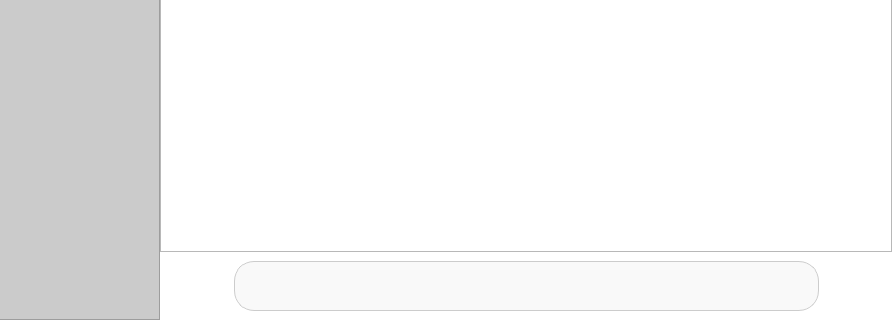
This is mainwindow.ui in Pin5000ms/QtChat as Qt 5 draws it before an edit; both pictures show x 84 to 976 and y 325 to 645 of the 976 by 645 pixel window. The edited form follows.
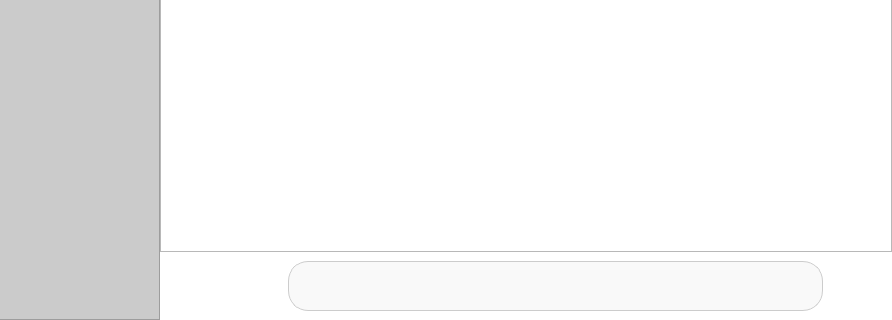
This is the edited form. Icons and pictures are not drawn. Custom widgets are drawn as their Qt base class.

```diff
--- a/mainwindow.ui
+++ b/mainwindow.ui
@@ -286,7 +286,7 @@
     border: none;
 }</string>
       </property>
-      <layout class="QHBoxLayout" name="horizontalLayout_2" stretch="1,10,1">
+      <layout class="QHBoxLayout" name="horizontalLayout_2" stretch="1,1,10,1">
        <property name="spacing">
         <number>6</number>
        </property>
@@ -353,6 +353,46 @@
          </property>
         </widget>
        </item>
+       <item>
+        <widget class="QPushButton" name="sendImgButton">
+         <property name="sizePolicy">
+          <sizepolicy hsizetype="Minimum" vsizetype="Minimum">
+           <horstretch>0</horstretch>
+           <verstretch>0</verstretch>
+          </sizepolicy>
+         </property>
+         <property name="minimumSize">
+          <size>
+           <width>30</width>
+           <height>30</height>
+          </size>
+         </property>
+         <property name="cursor">
+          <cursorShape>PointingHandCursor</cursorShape>
+         </property>
+         <property name="styleSheet">
+          <string notr="true">QPushButton {
+    background-color: white;
+	image: url(:/icon/image.png);
+    color: white;
+    border: none;
+	font-size: 24px
+}
+
+QPushButton:hover {
+    background-color: darkgray;
+    border-radius: 5px;  /* 圓角 */
+}
+
+QPushButton:pressed {
+    background-color: lightgray;
+}</string>
+         </property>
+         <property name="text">
+          <string/>
+         </property>
+        </widget>
+       </item>
        <item>
         <widget class="CustomTextEdit" name="msgEdit">
          <property name="sizePolicy">
```
Left out of the diff: 1 changed line with no effect on the pictures.
